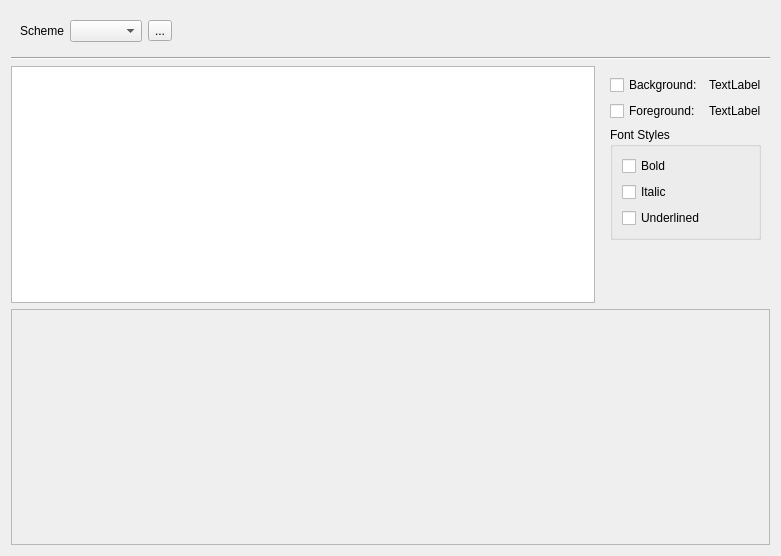
Before: the Qt Designer form RedPandaIDE/settingsdialog/editorcolorschemewidget.ui in royqh1979/RedPanda-CPP, drawn with Qt 5.
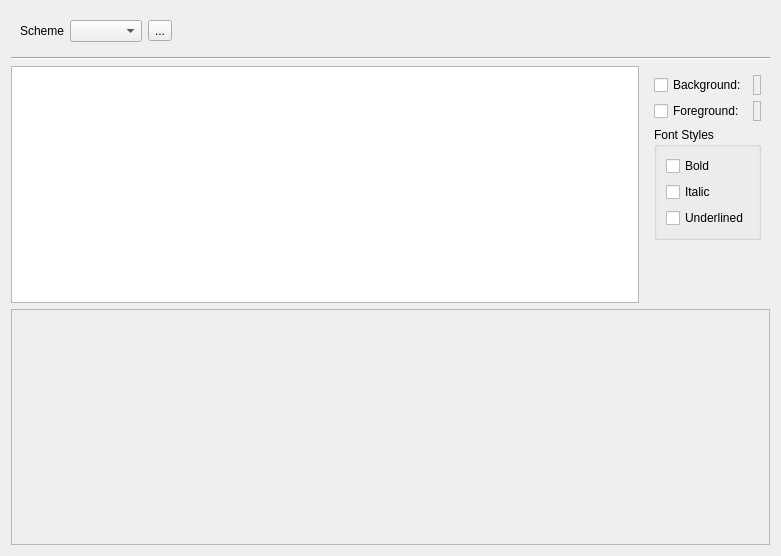
After: the same form once the commit is applied. Custom widgets are drawn as their Qt base class.

Commit message: * work save: can load color scheme now

The edit to the form file:
```diff
--- a/RedPandaIDE/settingsdialog/editorcolorschemewidget.ui
+++ b/RedPandaIDE/settingsdialog/editorcolorschemewidget.ui
@@ -105,13 +105,6 @@
          <item>
           <widget class="QWidget" name="widget_4" native="true">
            <layout class="QGridLayout" name="gridLayout">
-            <item row="1" column="1">
-             <widget class="QLabel" name="label_3">
-              <property name="text">
-               <string>TextLabel</string>
-              </property>
-             </widget>
-            </item>
             <item row="1" column="0">
              <widget class="QCheckBox" name="checkBox_2">
               <property name="text">
@@ -162,13 +155,6 @@
               </layout>
              </widget>
             </item>
-            <item row="0" column="1">
-             <widget class="QLabel" name="label_2">
-              <property name="text">
-               <string>TextLabel</string>
-              </property>
-             </widget>
-            </item>
             <item row="0" column="0">
              <widget class="QCheckBox" name="checkBox">
               <property name="text">
@@ -176,6 +162,26 @@
               </property>
              </widget>
             </item>
+            <item row="0" column="1">
+             <widget class="QFrame" name="colorBackground">
+              <property name="frameShape">
+               <enum>QFrame::StyledPanel</enum>
+              </property>
+              <property name="frameShadow">
+               <enum>QFrame::Raised</enum>
+              </property>
+             </widget>
+            </item>
+            <item row="1" column="1">
+             <widget class="QFrame" name="colorForeground">
+              <property name="frameShape">
+               <enum>QFrame::StyledPanel</enum>
+              </property>
+              <property name="frameShadow">
+               <enum>QFrame::Raised</enum>
+              </property>
+             </widget>
+            </item>
            </layout>
           </widget>
          </item>
```
Left out of the diff: 14 changed lines with no effect on the pictures. The commit also changes 7 other files.
